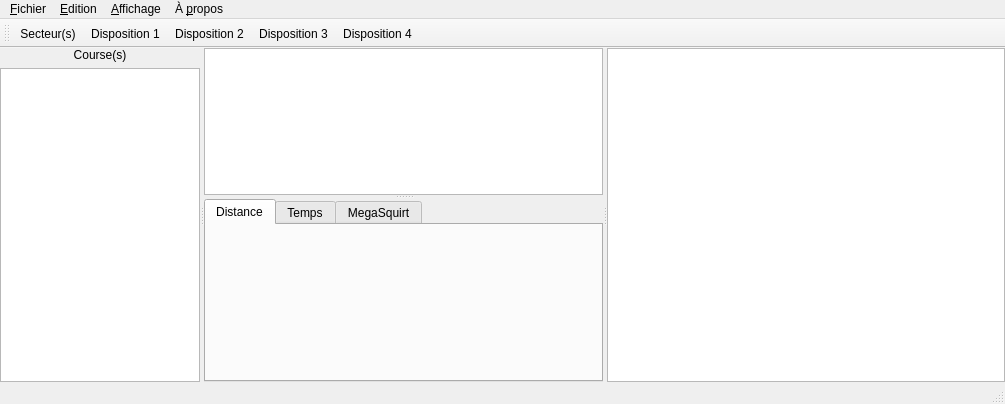
Before: the Qt Designer form MainWindow.ui in xaviermawet/EcoManager2013Experimental, drawn with Qt 5.
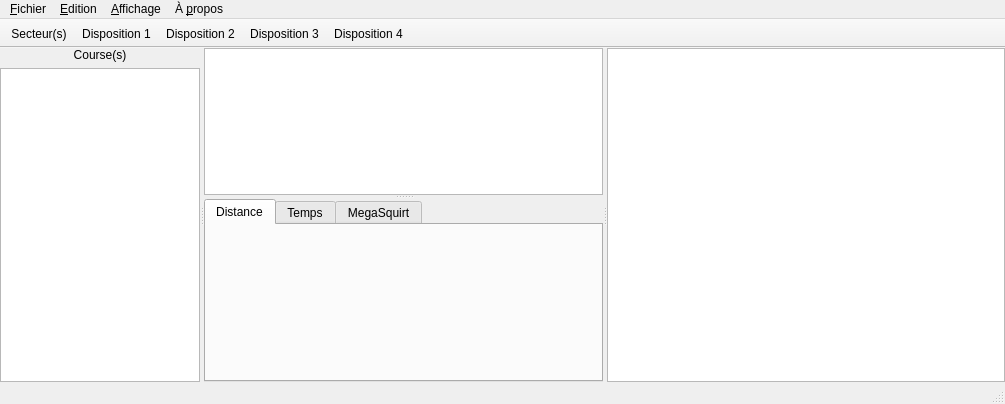
After: the same form once the commit is applied. Icons and pictures are not drawn.

```diff
--- a/MainWindow.ui
+++ b/MainWindow.ui
@@ -378,6 +378,9 @@
      <height>35</height>
     </size>
    </property>
+   <property name="movable">
+    <bool>false</bool>
+   </property>
    <property name="allowedAreas">
     <set>Qt::BottomToolBarArea|Qt::TopToolBarArea</set>
    </property>
```
